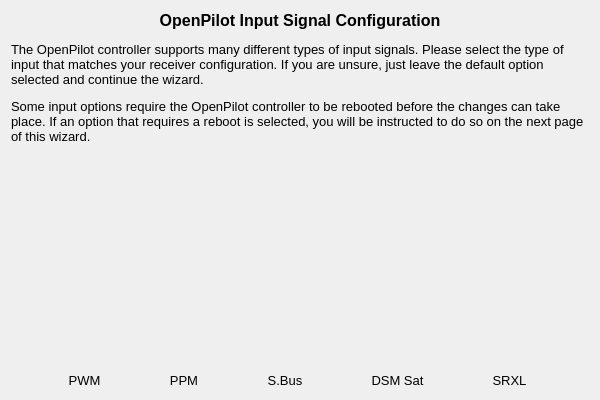
This is ground/openpilotgcs/src/plugins/setupwizard/pages/inputpage.ui in librepilot/LibrePilot as Qt 5 draws it before an edit. The edited form follows.
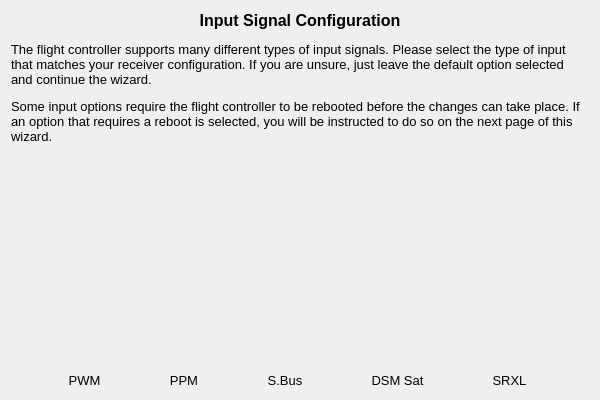
This is the edited form. Icons and pictures are not drawn.

The edit to the form file:
```diff
--- a/ground/openpilotgcs/src/plugins/setupwizard/pages/inputpage.ui
+++ b/ground/openpilotgcs/src/plugins/setupwizard/pages/inputpage.ui
@@ -24,9 +24,9 @@
 &lt;html&gt;&lt;head&gt;&lt;meta name=&quot;qrichtext&quot; content=&quot;1&quot; /&gt;&lt;style type=&quot;text/css&quot;&gt;
 p, li { white-space: pre-wrap; }
 &lt;/style&gt;&lt;/head&gt;&lt;body style=&quot; font-family:'Cantarell'; font-size:11pt; font-weight:400; font-style:normal;&quot;&gt;
-&lt;p align=&quot;center&quot; style=&quot; margin-top:12px; margin-bottom:12px; margin-left:0px; margin-right:0px; -qt-block-indent:0; text-indent:0px;&quot;&gt;&lt;span style=&quot; font-family:'MS Shell Dlg 2'; font-size:12pt; font-weight:600;&quot;&gt;OpenPilot Input Signal Configuration&lt;/span&gt;&lt;/p&gt;
-&lt;p style=&quot; margin-top:12px; margin-bottom:12px; margin-left:0px; margin-right:0px; -qt-block-indent:0; text-indent:0px;&quot;&gt;&lt;span style=&quot; font-family:'MS Shell Dlg 2'; font-size:10pt;&quot;&gt;The OpenPilot controller supports many different types of input signals. Please select the type of input that matches your receiver configuration. If you are unsure, just leave the default option selected and continue the wizard.&lt;/span&gt;&lt;/p&gt;
-&lt;p style=&quot; margin-top:12px; margin-bottom:12px; margin-left:0px; margin-right:0px; -qt-block-indent:0; text-indent:0px;&quot;&gt;&lt;span style=&quot; font-family:'MS Shell Dlg 2'; font-size:10pt;&quot;&gt;Some input options require the OpenPilot controller to be rebooted before the changes can take place. If an option that requires a reboot is selected, you will be instructed to do so on the next page of this wizard.&lt;/span&gt;&lt;/p&gt;&lt;/body&gt;&lt;/html&gt;</string>
+&lt;p align=&quot;center&quot; style=&quot; margin-top:12px; margin-bottom:12px; margin-left:0px; margin-right:0px; -qt-block-indent:0; text-indent:0px;&quot;&gt;&lt;span style=&quot; font-family:'MS Shell Dlg 2'; font-size:12pt; font-weight:600;&quot;&gt;Input Signal Configuration&lt;/span&gt;&lt;/p&gt;
+&lt;p style=&quot; margin-top:12px; margin-bottom:12px; margin-left:0px; margin-right:0px; -qt-block-indent:0; text-indent:0px;&quot;&gt;&lt;span style=&quot; font-family:'MS Shell Dlg 2'; font-size:10pt;&quot;&gt;The flight controller supports many different types of input signals. Please select the type of input that matches your receiver configuration. If you are unsure, just leave the default option selected and continue the wizard.&lt;/span&gt;&lt;/p&gt;
+&lt;p style=&quot; margin-top:12px; margin-bottom:12px; margin-left:0px; margin-right:0px; -qt-block-indent:0; text-indent:0px;&quot;&gt;&lt;span style=&quot; font-family:'MS Shell Dlg 2'; font-size:10pt;&quot;&gt;Some input options require the flight controller to be rebooted before the changes can take place. If an option that requires a reboot is selected, you will be instructed to do so on the next page of this wizard.&lt;/span&gt;&lt;/p&gt;&lt;/body&gt;&lt;/html&gt;</string>
      </property>
      <property name="alignment">
       <set>Qt::AlignLeading|Qt::AlignLeft|Qt::AlignTop</set>
```
